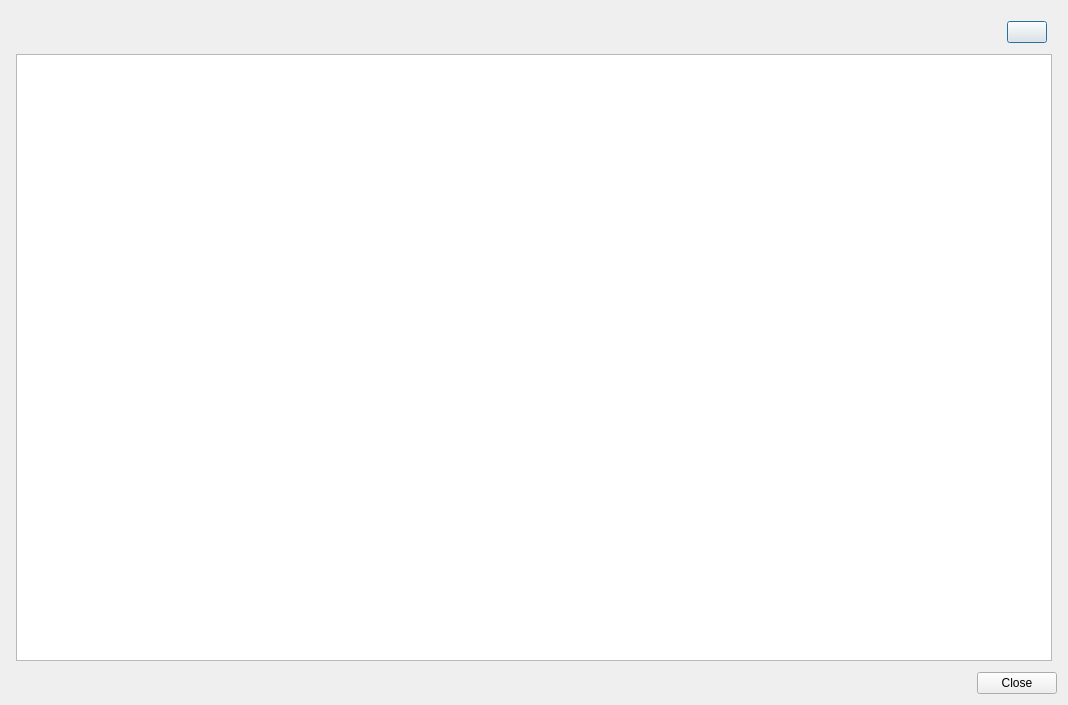
Old version of the form src/dlg-show-simple-graphic.ui in the repository federicomartinlara1976/VerEmbalses.
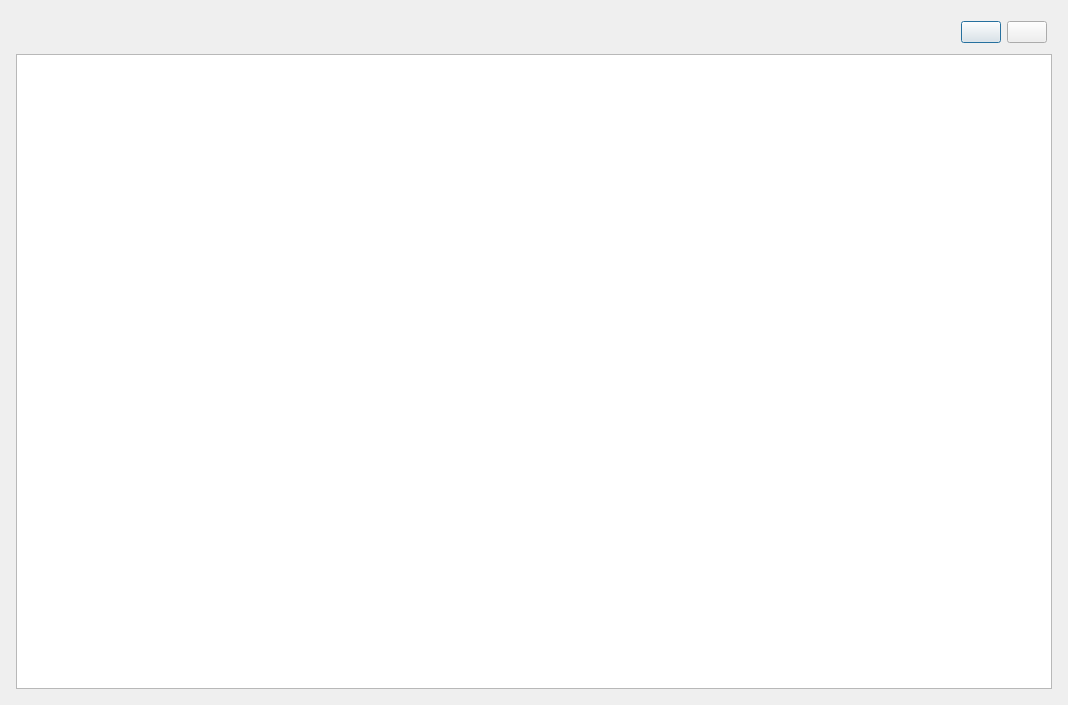
New version of the form. Icons and pictures are not drawn.

```diff
--- a/src/dlg-show-simple-graphic.ui
+++ b/src/dlg-show-simple-graphic.ui
@@ -69,6 +69,19 @@
          </property>
         </widget>
        </item>
+       <item>
+        <widget class="QPushButton" name="btnClose">
+         <property name="toolTip">
+          <string>Cerrar</string>
+         </property>
+         <property name="text">
+          <string/>
+         </property>
+         <property name="icon">
+          <iconset theme="window-close"/>
+         </property>
+        </widget>
+       </item>
       </layout>
      </item>
      <item>
@@ -76,16 +89,6 @@
      </item>
     </layout>
    </item>
-   <item>
-    <widget class="QDialogButtonBox" name="buttonBox">
-     <property name="orientation">
-      <enum>Qt::Horizontal</enum>
-     </property>
-     <property name="standardButtons">
-      <set>QDialogButtonBox::Close</set>
-     </property>
-    </widget>
-   </item>
   </layout>
  </widget>
  <resources/>
```
Left out of the diff: 35 changed lines with no effect on the pictures.
